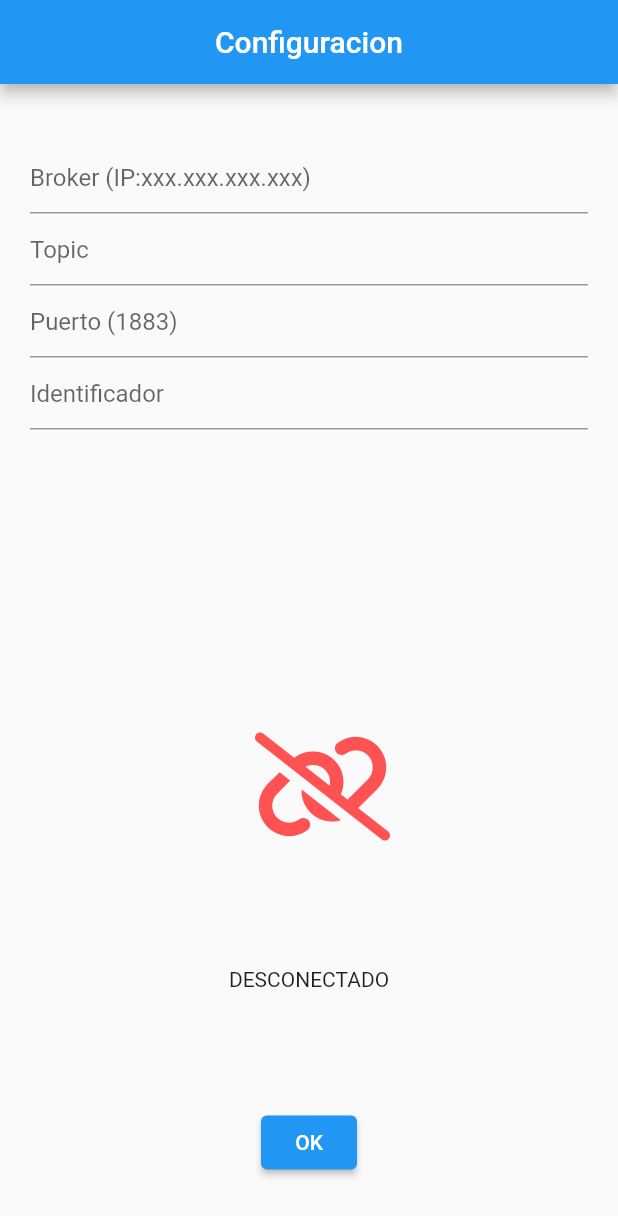
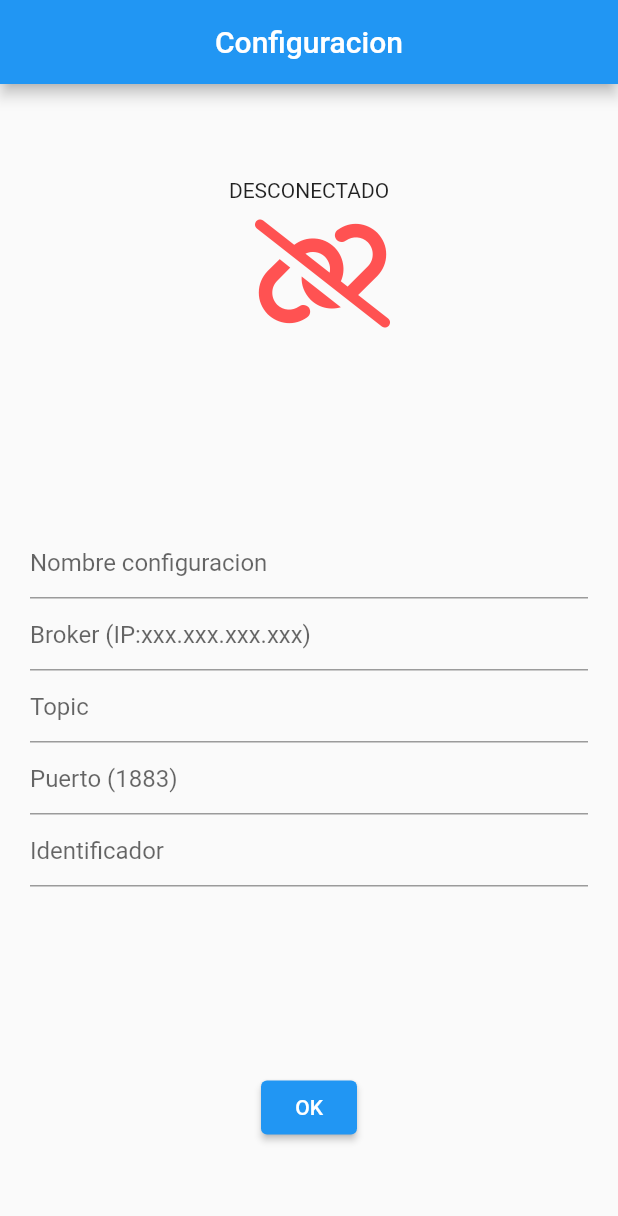
Before and after one commit to Guzzizander/mqtt_control_2, a Flutter app: the screen it shows after launch, on a phone screen of 412 x 824 dp. Shown: the top 1216 px of the screen. Run offline on Flutter 3.47's test engine with Material 2 defaults, Android fonts, the phone set to English and light mode, and no system bars; our stand-ins replace font_awesome_flutter; missing offline and left inert: mqtt_client.

Commit message:
Widgets de texto pantalla configuracion funcionando

```diff
--- a/lib/configuracion.dart
+++ b/lib/configuracion.dart
@@ -16,6 +16,22 @@ class Configuracion extends StatefulWidget {
 class _Configuracion extends State<Configuracion> {
   Color _iconColor = Colors.redAccent;
 
+  final tConfig = TextEditingController();
+  final tBroker = TextEditingController();
+  final tTopic = TextEditingController();
+  final tPort = TextEditingController();
+  final tIdentificador = TextEditingController();
+
+  // Clean up the controller when the widget is disposed.
+  void dispose() {
+    tConfig.dispose();
+    tBroker.dispose();
+    tTopic.dispose();
+    tPort.dispose();
+    tIdentificador.dispose();
+    super.dispose();
+  }
+
   @override
   Widget build(BuildContext context) {
     return Scaffold(
@@ -27,46 +43,61 @@ class _Configuracion extends State<Configuracion> {
         child: Column(
           mainAxisAlignment: MainAxisAlignment.spaceAround,
           children: <Widget>[
+            SizedBox(
+              height: 110,
+              child: Column(
+                mainAxisAlignment: MainAxisAlignment.spaceAround,
+                children: <Widget>[
+                  Text(
+                    vars.mensaje,
+                    textAlign: TextAlign.center,
+                  ),
+                  // Boton de conexion/desconexion
+                  IconButton(
+                    iconSize: 72,
+                    icon: vars.estado
+                        ? FaIcon((FontAwesomeIcons.link), color: _iconColor)
+                        : FaIcon((FontAwesomeIcons.linkSlash),
+                            color: _iconColor),
+                    onPressed: () {
+                      if (!vars.estado) {
+                        brokerSetup();
+                      } else {
+                        vars.client!.disconnect();
+                      }
+                    },
+                  ),
+                ],
+              ),
+            ),
             Container(
               padding: EdgeInsets.fromLTRB(20, 0, 20, 0),
               child: Column(
                   //mainAxisAlignment: MainAxisAlignment.spaceAround,
                   children: <Widget>[
                     TextField(
+                      controller: tConfig,
+                      decoration:
+                          InputDecoration(hintText: 'Nombre configuracion'),
+                    ),
+                    TextField(
+                      controller: tBroker,
                       decoration: InputDecoration(
                           hintText: 'Broker (IP:xxx.xxx.xxx.xxx)'),
                     ),
                     TextField(
+                      controller: tTopic,
                       decoration: InputDecoration(hintText: 'Topic'),
                     ),
                     TextField(
+                      controller: tPort,
                       decoration: InputDecoration(hintText: 'Puerto (1883)'),
                     ),
                     TextField(
+                      controller: tIdentificador,
                       decoration: InputDecoration(hintText: 'Identificador'),
                     ),
                   ]),
-            ),
-            SizedBox(
-              height: 40,
-            ),
-            // Boton de conexion/desconexion
-            IconButton(
-              iconSize: 72,
-              icon: vars.estado
-                  ? FaIcon((FontAwesomeIcons.link), color: _iconColor)
-                  : FaIcon((FontAwesomeIcons.linkSlash), color: _iconColor),
-              onPressed: () {
-                if (!vars.estado) {
-                  brokerSetup();
-                } else {
-                  vars.client!.disconnect();
-                }
-              },
-            ),
-            Text(
-              vars.mensaje,
-              textAlign: TextAlign.center,
             ),
             ElevatedButton(
               child: const Text('OK'),
@@ -86,7 +117,11 @@ class _Configuracion extends State<Configuracion> {
 
   Future<MqttServerClient> brokerSetup() async {
     vars.client = MqttServerClient.withPort(
-        vars.broker, vars.clientIdentifier, vars.port);
+        //    vars.broker, vars.clientIdentifier, vars.port);
+        tBroker.text,
+        tIdentificador.text,
+        int.parse(tPort.text));
+
     vars.client!.logging(on: true);
     vars.client!.onConnected = onConnected;
     vars.client!.onDisconnected = onDisconnected;
@@ -94,6 +129,8 @@ class _Configuracion extends State<Configuracion> {
     vars.client!.onSubscribeFail = onSubscribeFail;
     vars.client!.pongCallback = pong;
     vars.client!.secure = false;
+
+    vars.topic = tTopic.text;
 
     /*
     final connMessage = MqttConnectMessage()
@@ -123,6 +160,11 @@ class _Configuracion extends State<Configuracion> {
       vars.estado = true;
       _iconColor = Colors.greenAccent;
     });
+    // Abre la pagina de Control
+    Navigator.push(
+        context,
+        MaterialPageRoute(
+            builder: (context) => const Control(title: 'Control')));
   }
 
   void onDisconnected() {
--- a/lib/variables.dart
+++ b/lib/variables.dart
@@ -1,11 +1,11 @@
 import 'package:mqtt_client/mqtt_server_client.dart';
 
 MqttServerClient? client;
-String topic = 'prueba';
-String broker = '192.168.0.133';
-int port = 1883;
+String topic = '';
+//String broker = '192.168.0.133';
+int port = 0;
 //String username = 'your_username';
 //String password = 'your_password';
-String clientIdentifier = 'GuzziZander';
+//String clientIdentifier = 'GuzziZander';
 String mensaje = 'DESCONECTADO';
 bool estado = false;
```
